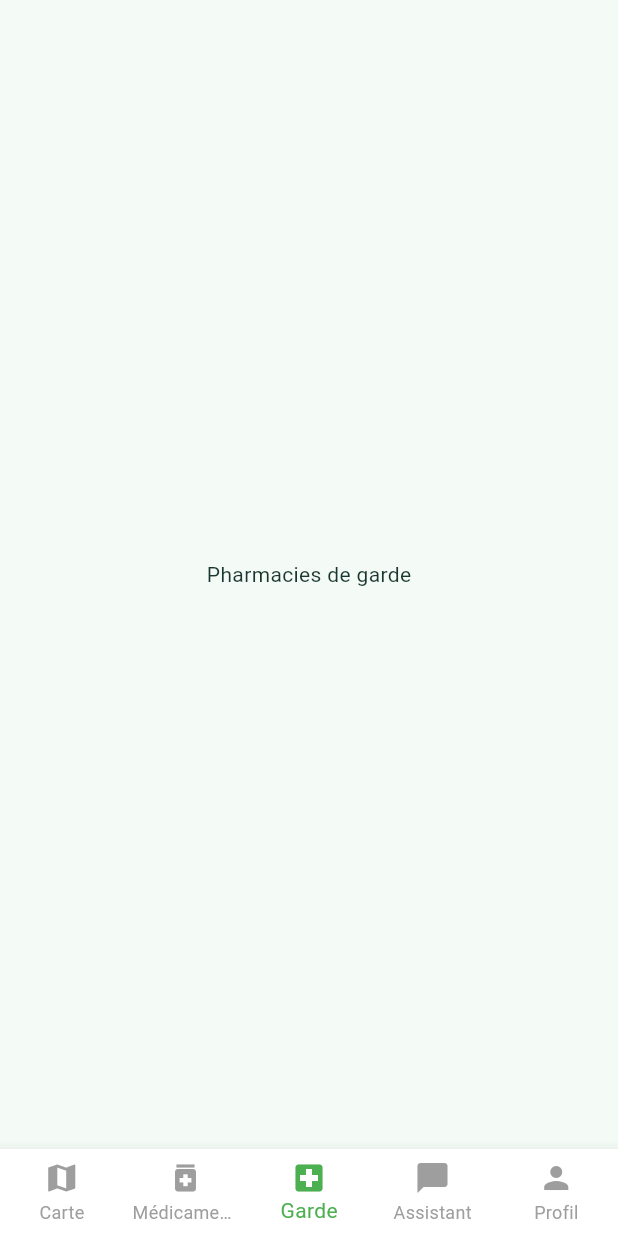
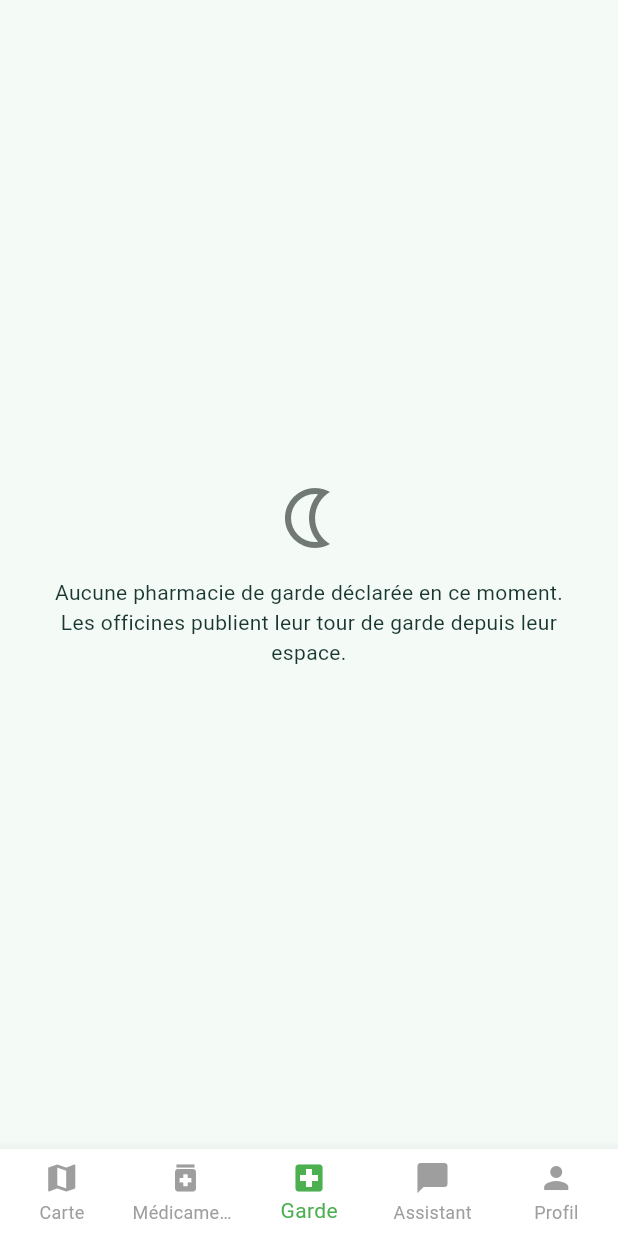
Before and after one commit to yamariel/find_pharma, a Flutter app: the VisitorHomePage screen opened by its route, item 3 of the bottom bar chosen, on a phone screen of 412 x 824 dp. Run offline on Flutter 3.47's test engine with Material 3 defaults, Android fonts, the phone set to English and light mode, and no system bars; our stand-ins replace cloud_firestore, cloud_functions, dio, firebase_auth, firebase_core, flutter_dotenv and 7 more; accounts and stored records are empty.

Commit message:
feat: ajoute l onglet des pharmacies de garde

```diff
--- a/lib/features/auth/presentation/pages/visitor_page.dart
+++ b/lib/features/auth/presentation/pages/visitor_page.dart
@@ -3,6 +3,7 @@ import 'package:go_router/go_router.dart';
 
 import '../../../map/presentation/pages/map_page.dart';
 import '../../../medicines/presentation/pages/search_medicines_page.dart';
+import '../../../pharmacies/presentation/pages/on_duty_pharmacies_page.dart';
 
 class VisitorHomePage extends StatefulWidget {
   const VisitorHomePage({super.key});
@@ -18,7 +19,7 @@ class _VisitorHomePageState extends State<VisitorHomePage> {
   late final List<Widget> pages = [
     const MapPage(), // 0 : Carte
     const SearchMedicinesPage(), // 1 : Médicaments
-    _gardePage(), // 2 : Garde
+    const OnDutyPharmaciesPage(), // 2 : Garde
     _assistantPage(), // 3 : Assistant — réservé aux comptes
     _accountPage(), // 4 : Profil — connexion et inscription
   ];
@@ -140,9 +141,6 @@ class _VisitorHomePageState extends State<VisitorHomePage> {
     );
   }
 
-  Widget _gardePage() {
-    return const Center(child: Text('Pharmacies de garde'));
-  }
 
   Widget _assistantPage() {
     return const Center(
--- /dev/null
+++ b/lib/features/pharmacies/presentation/pages/on_duty_pharmacies_page.dart
@@ -0,0 +1,130 @@
+import 'package:flutter/material.dart';
+import 'package:flutter_riverpod/flutter_riverpod.dart';
+import 'package:go_router/go_router.dart';
+
+import '../../../../core/errors/failures.dart';
+import '../../../../core/geo/user_position.dart';
+import '../../../../core/utils/date_formatter.dart';
+import '../../domain/entities/pharmacy.dart';
+import '../providers/pharmacy_provider.dart';
+import '../widgets/pharmacy_card.dart';
+
+/// Pharmacies de garde à l'instant présent.
+///
+/// Sans `Scaffold` : la page vit dans l'onglet « Garde », qui a déjà le sien.
+class OnDutyPharmaciesPage extends ConsumerWidget {
+  const OnDutyPharmaciesPage({super.key});
+
+  @override
+  Widget build(BuildContext context, WidgetRef ref) {
+    final AsyncValue<List<Pharmacy>> onDuty = ref.watch(
+      onDutyPharmaciesProvider,
+    );
+    final UserPosition? position = ref.watch(userPositionProvider);
+
+    double? distanceTo(Pharmacy pharmacy) {
+      final UserPosition? from = position;
+      if (from == null) {
+        return null;
+      }
+      return pharmacy.distanceToKm(from.latitude, from.longitude);
+    }
+
+    return SafeArea(
+      child: Center(
+        child: ConstrainedBox(
+          constraints: const BoxConstraints(maxWidth: 640),
+          child: onDuty.when(
+            loading: () => const Center(child: CircularProgressIndicator()),
+            error: (Object error, StackTrace stackTrace) => _Message(
+              icon: Icons.cloud_off,
+              text: error is Failure
+                  ? error.message
+                  : 'Impossible de charger les pharmacies de garde.',
+              onRetry: () => ref.invalidate(onDutyPharmaciesProvider),
+            ),
+            data: (List<Pharmacy> list) {
+              if (list.isEmpty) {
+                return const _Message(
+                  icon: Icons.nightlight_outlined,
+                  text:
+                      'Aucune pharmacie de garde déclarée en ce moment.\n'
+                      'Les officines publient leur tour de garde depuis leur '
+                      'espace.',
+                );
+              }
+              return RefreshIndicator(
+                onRefresh: () async =>
+                    ref.invalidate(onDutyPharmaciesProvider),
+                child: ListView.builder(
+                  padding: const EdgeInsets.symmetric(vertical: 8),
+                  itemCount: list.length,
+                  itemBuilder: (BuildContext context, int index) {
+                    final Pharmacy pharmacy = list[index];
+                    final DateTime? until = pharmacy.onDutyUntil;
+                    return Column(
+                      crossAxisAlignment: CrossAxisAlignment.stretch,
+                      children: <Widget>[
+                        PharmacyCard(
+                          pharmacy: pharmacy,
+                          distanceKm: distanceTo(pharmacy),
+                          onTap: () =>
+                              context.push('/pharmacies/${pharmacy.id}'),
+                        ),
+                        if (until != null)
+                          Padding(
+                            padding: const EdgeInsets.fromLTRB(16, 0, 16, 8),
+                            child: Text(
+                              'De garde jusqu\'au '
+                              '${DateFormatter.formatDateTime(until)}',
+                              style: Theme.of(context).textTheme.bodySmall,
+                            ),
+                          ),
+                      ],
+                    );
+                  },
+                ),
+              );
+            },
+          ),
+        ),
+      ),
+    );
+  }
+}
+
+class _Message extends StatelessWidget {
+  const _Message({required this.icon, required this.text, this.onRetry});
+
+  final IconData icon;
+  final String text;
+  final VoidCallback? onRetry;
+
+  @override
+  Widget build(BuildContext context) {
+    final ThemeData theme = Theme.of(context);
+    final VoidCallback? retry = onRetry;
+
+    return Center(
+      child: Padding(
+        padding: const EdgeInsets.all(24),
+        child: Column(
+          mainAxisSize: MainAxisSize.min,
+          children: <Widget>[
+            Icon(icon, size: 48, color: theme.colorScheme.outline),
+            const SizedBox(height: 16),
+            Text(
+              text,
+              textAlign: TextAlign.center,
+              style: theme.textTheme.bodyMedium,
+            ),
+            if (retry != null) ...<Widget>[
+              const SizedBox(height: 16),
+              FilledButton(onPressed: retry, child: const Text('Réessayer')),
+            ],
+          ],
+        ),
+      ),
+    );
+  }
+}
--- a/lib/features/pharmacies/presentation/providers/pharmacy_provider.dart
+++ b/lib/features/pharmacies/presentation/providers/pharmacy_provider.dart
@@ -2,11 +2,13 @@ import 'package:flutter_riverpod/flutter_riverpod.dart';
 import 'package:flutter_riverpod/misc.dart';
 
 import '../../../../core/geo/user_position.dart';
+import '../../../../core/providers/clock_provider.dart';
 import '../../../../core/providers/firebase_providers.dart';
 import '../../data/datasources/pharmacy_remote_data_source.dart';
 import '../../data/repositories/pharmacy_repository_impl.dart';
 import '../../domain/entities/pharmacy.dart';
 import '../../domain/repositories/pharmacy_repository.dart';
+import '../../domain/usecases/get_on_duty_pharmacies_usecase.dart';
 import '../../domain/usecases/get_pharmacies_usecase.dart';
 
 final Provider<PharmacyRemoteDataSource> pharmacyRemoteDataSourceProvider =
@@ -42,3 +44,21 @@ final FutureProviderFamily<Pharmacy, String> pharmacyByIdProvider =
     FutureProvider.family<Pharmacy, String>((Ref ref, String id) {
       return ref.watch(pharmacyRepositoryProvider).getPharmacyById(id);
     });
+
+final Provider<GetOnDutyPharmaciesUseCase> getOnDutyPharmaciesUseCaseProvider =
+    Provider<GetOnDutyPharmaciesUseCase>(
+      (Ref ref) => GetOnDutyPharmaciesUseCase(
+        ref.watch(getPharmaciesUseCaseProvider),
+        ref.watch(clockProvider),
+      ),
+    );
+
+/// Pharmacies de garde maintenant. Recalculé à chaque invalidation, donc
+/// l'instant lu est celui du rafraîchissement, pas celui du démarrage.
+final FutureProvider<List<Pharmacy>> onDutyPharmaciesProvider =
+    FutureProvider<List<Pharmacy>>((Ref ref) {
+      final GetOnDutyPharmaciesUseCase getOnDuty = ref.watch(
+        getOnDutyPharmaciesUseCaseProvider,
+      );
+      return getOnDuty(from: ref.watch(userPositionProvider));
+    });
```
Also changed, not shown: lib/core/providers/clock_provider.dart (added, +9 -0 lines), lib/features/pharmacies/domain/usecases/get_on_duty_pharmacies_usecase.dart (+23 -1 lines), 1 other file.
